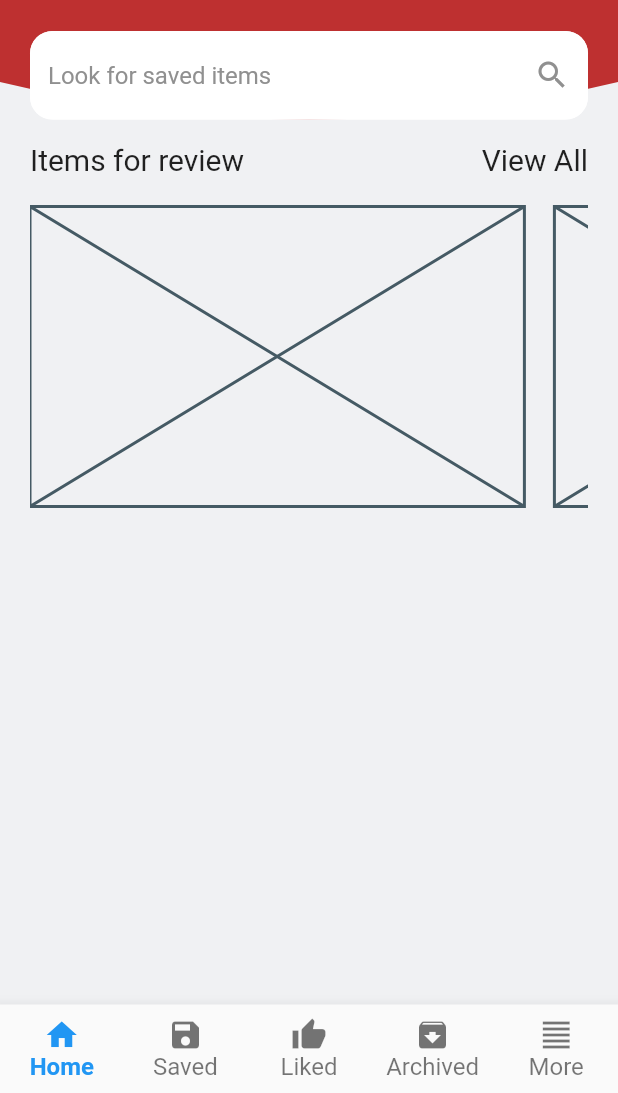
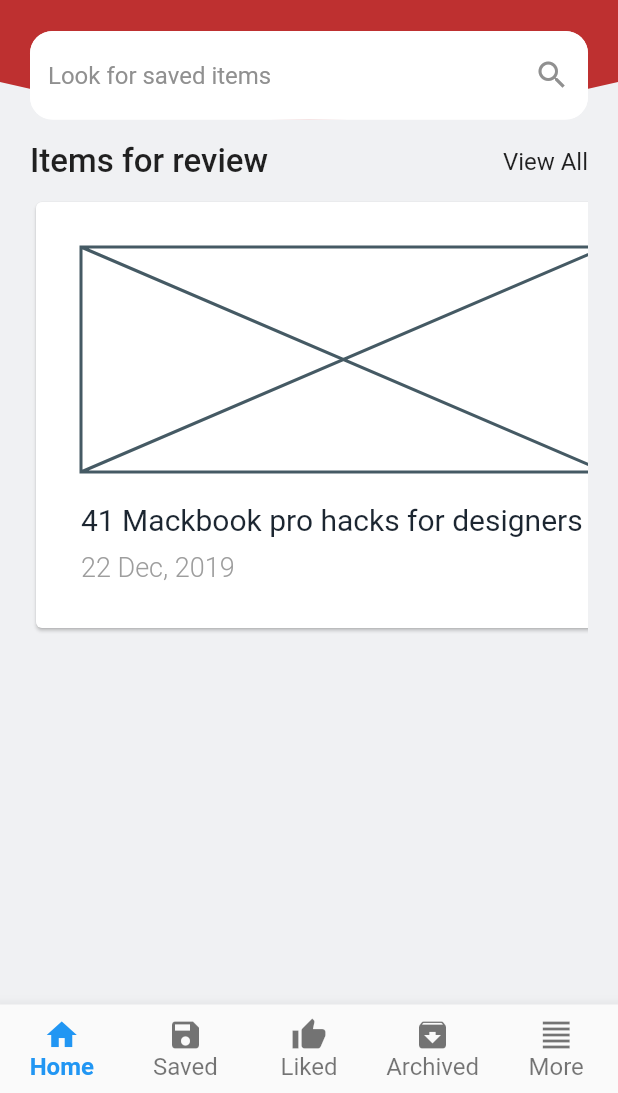
Before and after one commit to codingbbq/remember_me_app, a Flutter app: the screen it shows after launch, on a phone screen of 412 x 824 dp, the part 143-1236 px from its top. Run offline on Flutter 3.47's test engine with Material 2 defaults, Android fonts, the phone set to English and light mode, and no system bars.

Commit message:
Review card initial code

```diff
--- /dev/null
+++ b/lib/components/reviewCard.dart
@@ -0,0 +1,45 @@
+import 'package:flutter/material.dart';
+
+class ReviewCard extends StatelessWidget {
+  @override
+  Widget build(BuildContext context) {
+    return Card(
+      child: Container(
+        padding: const EdgeInsets.all(30.0),
+        child: Column(
+          crossAxisAlignment: CrossAxisAlignment.start,
+          children: <Widget>[
+            Container(
+              child: Placeholder(
+                fallbackHeight: 150,
+                fallbackWidth: 350,
+              )
+            ),
+            SizedBox(
+              height: 20.0,
+            ),
+            Text(
+              "41 Mackbook pro hacks for designers",
+              style: TextStyle(
+                fontWeight: FontWeight.w400,
+                fontSize: 20.0,
+                color: Color(0xFF1c2631)
+              ),
+            ),
+            SizedBox(
+              height: 10.0,
+            ),
+            Text(
+              "22 Dec, 2019",
+              style: TextStyle(
+                fontSize: 18.0,
+                fontWeight: FontWeight.w300,
+                color: Color(0xFF9d9d9d)
+              ),
+            )
+          ],
+        ),
+      ),
+    );
+  }
+}
--- a/lib/pages/home_page/elements/itemsforreview.dart
+++ b/lib/pages/home_page/elements/itemsforreview.dart
@@ -1,4 +1,6 @@
 import 'package:flutter/material.dart';
+import 'package:remember_me_app/components/reviewCard.dart';
+import 'package:remember_me_app/utills/theme.dart';
 
 class ItemsForReview extends StatelessWidget {
   @override
@@ -12,9 +14,7 @@ class ItemsForReview extends StatelessWidget {
               InkWell(
                 child: Text(
                   "Items for review",
-                  style: TextStyle(
-                    fontSize: 20.0
-                  ),
+                  style: titleStyle
                 ),
                 onTap: (){
                   print('Items for review');
@@ -24,9 +24,7 @@ class ItemsForReview extends StatelessWidget {
               InkWell(
                 child: Text(
                   "View All",
-                  style: TextStyle(
-                    fontSize: 20.0
-                  ),
+                  style: linkStyle
                 ),
                 onTap: (){
                   print('View all');
@@ -42,27 +40,7 @@ class ItemsForReview extends StatelessWidget {
             child: Container(
               child: Row(
                 children: <Widget>[
-                  Padding(
-                    padding: const EdgeInsets.only(top: 10.0, bottom: 10.0, right: 20.0),
-                    child: Placeholder(
-                      fallbackHeight: 200,
-                      fallbackWidth: MediaQuery.of(context).size.width * 0.80,
-                    ),
-                  ),
-                  Padding(
-                    padding: const EdgeInsets.only(top: 10.0, bottom: 10.0, right: 20.0),
-                    child: Placeholder(
-                      fallbackHeight: 200,
-                      fallbackWidth: MediaQuery.of(context).size.width * 0.80,
-                    ),
-                  ),
-                  Padding(
-                    padding: const EdgeInsets.only(top: 10.0, bottom: 10.0, right: 20.0),
-                    child: Placeholder(
-                      fallbackHeight: 200,
-                      fallbackWidth: MediaQuery.of(context).size.width * 0.80,
-                    ),
-                  ),
+                  ReviewCard()
                 ],
               ),
             ),
--- a/lib/utills/theme.dart
+++ b/lib/utills/theme.dart
@@ -2,3 +2,5 @@ import 'package:flutter/material.dart';
 
 const Color appBGcolor = Color(0xFFf0f1f3);
 const Color homeBGcolor = Color(0xFFbe3030);
+const titleStyle = TextStyle( fontSize: 22.0, fontWeight: FontWeight.w500 );
+const linkStyle = TextStyle( fontSize: 16.0 );
```
